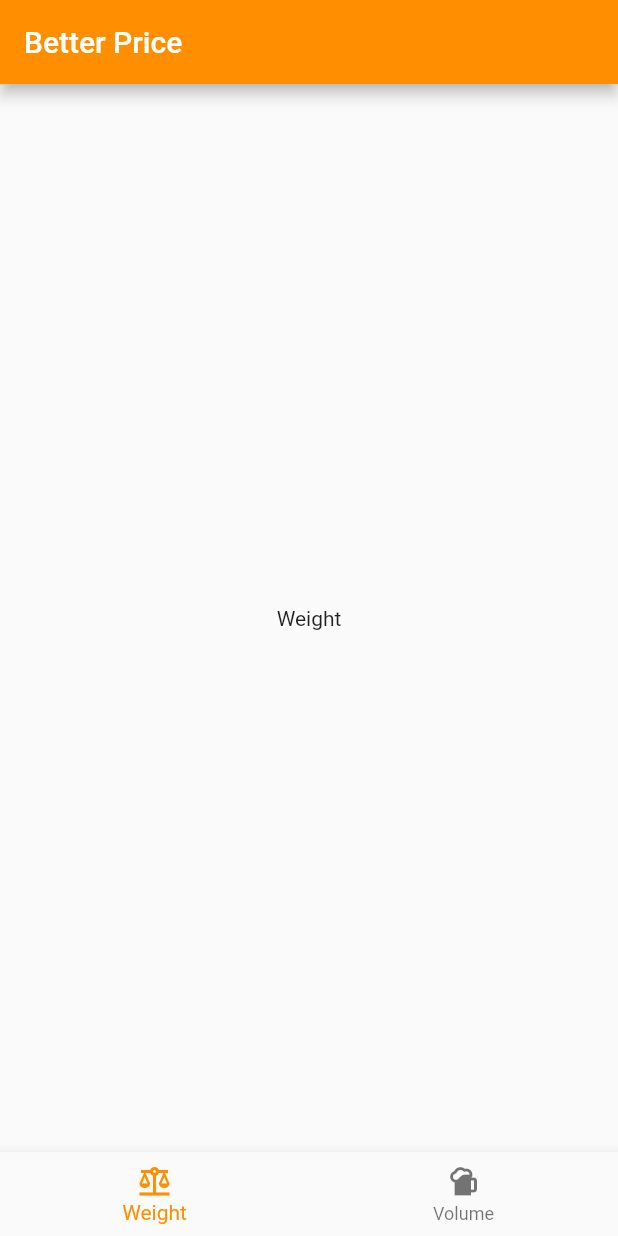
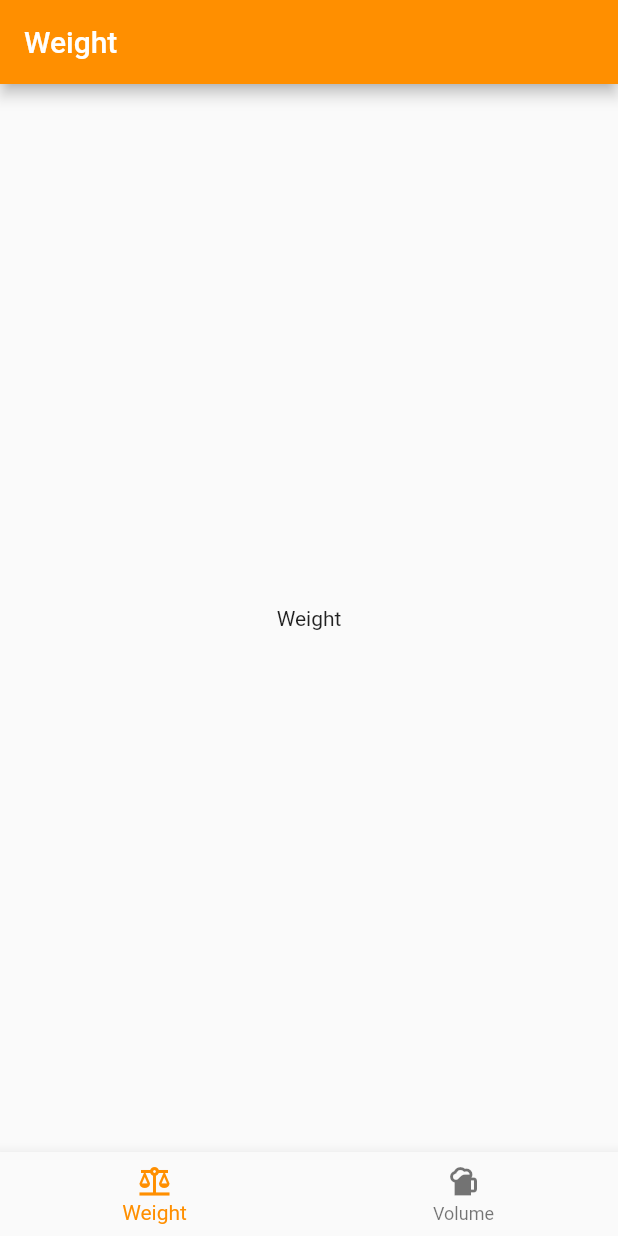
Before and after one commit to ptrkc/better-price-flutter, a Flutter app: the screen it shows after launch, on a phone screen of 412 x 824 dp. Run offline on Flutter 3.47's test engine with Material 2 defaults, Android fonts, the phone set to English and light mode, and no system bars.

Commit message:
weight and volume screens as IndexedStack

```diff
--- a/lib/main.dart
+++ b/lib/main.dart
@@ -1,3 +1,5 @@
+import './screens/volume_screen.dart';
+import './screens/weight_screen.dart';
 import 'package:flutter/material.dart';
 
 void main() {
@@ -14,18 +16,17 @@ class MyApp extends StatefulWidget {
 class _MyAppState extends State<MyApp> {
   int currentIndex = 0;
   final screens = const [
-    Center(child: Text('Weight')),
-    Center(child: Text('Volume')),
+    WeightScreen(),
+    VolumeScreen(),
   ];
 
   @override
   Widget build(BuildContext context) {
     return MaterialApp(
       home: Scaffold(
-        body: screens[currentIndex],
-        appBar: AppBar(
-          backgroundColor: Colors.amber[800],
-          title: const Text('Better Price'),
+        body: IndexedStack(
+          index: currentIndex,
+          children: screens,
         ),
         bottomNavigationBar: BottomNavigationBar(
           currentIndex: currentIndex,
--- /dev/null
+++ b/lib/screens/weight_screen.dart
@@ -0,0 +1,21 @@
+import 'package:flutter/material.dart';
+
+class WeightScreen extends StatefulWidget {
+  const WeightScreen({Key? key}) : super(key: key);
+
+  @override
+  State<WeightScreen> createState() => WeightState();
+}
+
+class WeightState extends State<WeightScreen> {
+  @override
+  Widget build(BuildContext context) {
+    return Scaffold(
+      body: const Center(child: Text('Weight')),
+      appBar: AppBar(
+        backgroundColor: Colors.amber[800],
+        title: const Text('Weight'),
+      ),
+    );
+  }
+}
```
Also changed, not shown: lib/screens/volume_screen.dart (added, +21 -0 lines).
